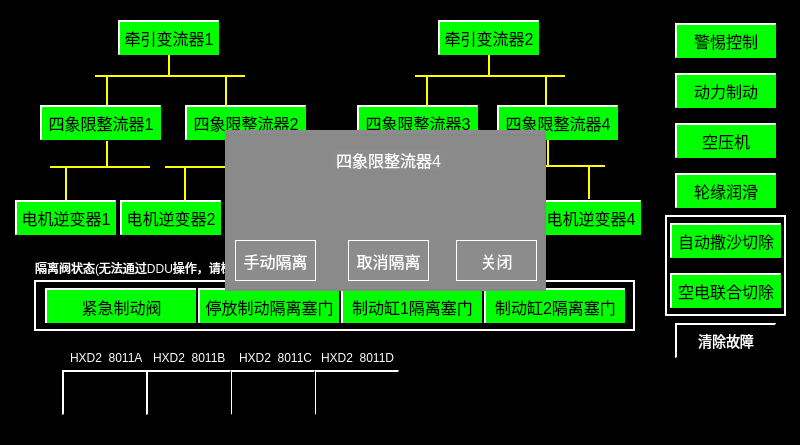
Before: the Qt Designer form settng_bypass.ui in mayue-crrc/Loco8, drawn with Qt 5.
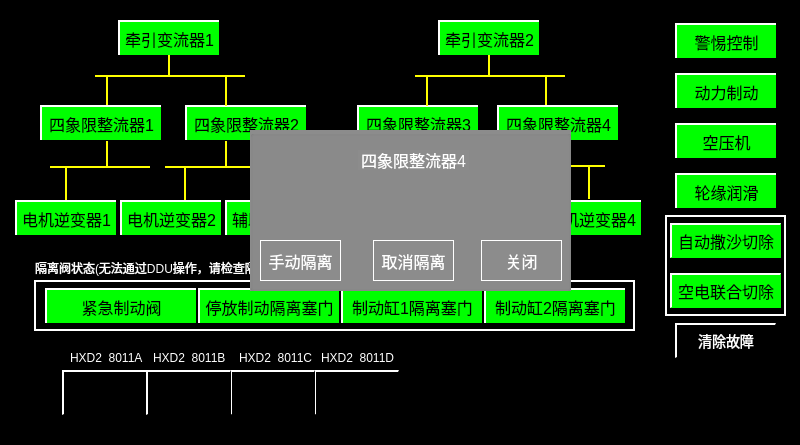
After: the same form once the commit is applied. Icons and pictures are not drawn.

Commit message: update data_tcn Settng_BypassV1.2

Diff of the .ui file:
```diff
--- a/settng_bypass.ui
+++ b/settng_bypass.ui
@@ -82,8 +82,14 @@
    <property name="focusPolicy">
     <enum>Qt::NoFocus</enum>
    </property>
+   <property name="whatsThis">
+    <string>12</string>
+   </property>
+   <property name="styleSheet">
+    <string notr="true">background-color: transparent;</string>
+   </property>
    <property name="text">
-    <string>警惕控制</string>
+    <string/>
    </property>
   </widget>
   <widget class="QPushButton" name="BTN_4QR2">
@@ -101,8 +107,11 @@
    <property name="whatsThis">
     <string>2</string>
    </property>
+   <property name="styleSheet">
+    <string notr="true">background-color: transparent;</string>
+   </property>
    <property name="text">
-    <string>四象限整流器2</string>
+    <string/>
    </property>
   </widget>
   <widget class="QLabel" name="Line7">
@@ -177,8 +186,11 @@
    <property name="whatsThis">
     <string>6</string>
    </property>
+   <property name="styleSheet">
+    <string notr="true">background-color: transparent;</string>
+   </property>
    <property name="text">
-    <string>牵引变流器2</string>
+    <string/>
    </property>
   </widget>
   <widget class="QPushButton" name="BTN_AutoSandCutout">
@@ -309,8 +321,11 @@
    <property name="whatsThis">
     <string>3</string>
    </property>
+   <property name="styleSheet">
+    <string notr="true">background-color: transparent;</string>
+   </property>
    <property name="text">
-    <string>电机逆变器1</string>
+    <string/>
    </property>
   </widget>
   <widget class="QPushButton" name="BTN_Train4">
@@ -378,7 +393,7 @@
   <widget class="QGroupBox" name="setBox">
    <property name="geometry">
     <rect>
-     <x>225</x>
+     <x>250</x>
      <y>130</y>
      <width>321</width>
      <height>161</height>
@@ -537,8 +552,11 @@
    <property name="whatsThis">
     <string>7</string>
    </property>
+   <property name="styleSheet">
+    <string notr="true">background-color: transparent;</string>
+   </property>
    <property name="text">
-    <string>四象限整流器3</string>
+    <string/>
    </property>
   </widget>
   <widget class="QLabel" name="LBL_Train1Num">
@@ -630,8 +648,11 @@
    <property name="whatsThis">
     <string>5</string>
    </property>
+   <property name="styleSheet">
+    <string notr="true">background-color: transparent;</string>
+   </property>
    <property name="text">
-    <string>辅助逆变器1</string>
+    <string/>
    </property>
   </widget>
   <widget class="QPushButton" name="BTN_4QR4">
@@ -649,8 +670,11 @@
    <property name="whatsThis">
     <string>8</string>
    </property>
+   <property name="styleSheet">
+    <string notr="true">background-color: transparent;</string>
+   </property>
    <property name="text">
-    <string>四象限整流器4</string>
+    <string/>
    </property>
   </widget>
   <widget class="QLabel" name="LBL_PBState">
@@ -691,8 +715,11 @@
    <property name="whatsThis">
     <string>1</string>
    </property>
+   <property name="styleSheet">
+    <string notr="true">background-color: transparent;</string>
+   </property>
    <property name="text">
-    <string>四象限整流器1</string>
+    <string/>
    </property>
   </widget>
   <widget class="QPushButton" name="BTN_EBreak">
@@ -707,8 +734,14 @@
    <property name="focusPolicy">
     <enum>Qt::NoFocus</enum>
    </property>
+   <property name="whatsThis">
+    <string>13</string>
+   </property>
+   <property name="styleSheet">
+    <string notr="true">background-color: transparent;</string>
+   </property>
    <property name="text">
-    <string>动力制动</string>
+    <string/>
    </property>
   </widget>
   <widget class="QLabel" name="Line10">
@@ -774,8 +807,11 @@
    <property name="whatsThis">
     <string>10</string>
    </property>
+   <property name="styleSheet">
+    <string notr="true">background-color: transparent;</string>
+   </property>
    <property name="text">
-    <string>电机逆变器4</string>
+    <string/>
    </property>
   </widget>
   <widget class="QPushButton" name="BTN_Compressor">
@@ -790,8 +826,14 @@
    <property name="focusPolicy">
     <enum>Qt::NoFocus</enum>
    </property>
+   <property name="whatsThis">
+    <string>14</string>
+   </property>
+   <property name="styleSheet">
+    <string notr="true">background-color: transparent;</string>
+   </property>
    <property name="text">
-    <string>空压机</string>
+    <string/>
    </property>
   </widget>
   <widget class="QPushButton" name="BTN_MotorInv3">
@@ -825,8 +867,14 @@
    <property name="focusPolicy">
     <enum>Qt::NoFocus</enum>
    </property>
+   <property name="whatsThis">
+    <string>15</string>
+   </property>
+   <property name="styleSheet">
+    <string notr="true">background-color: transparent;</string>
+   </property>
    <property name="text">
-    <string>轮缘润滑</string>
+    <string/>
    </property>
   </widget>
   <widget class="QLabel" name="Line5">
@@ -1106,8 +1154,11 @@
    <property name="whatsThis">
     <string>0</string>
    </property>
+   <property name="styleSheet">
+    <string notr="true">background-color: transparent;</string>
+   </property>
    <property name="text">
-    <string>牵引变流器1</string>
+    <string/>
    </property>
   </widget>
   <widget class="QPushButton" name="BTN_Train2">
@@ -1148,8 +1199,11 @@
    <property name="whatsThis">
     <string>4</string>
    </property>
+   <property name="styleSheet">
+    <string notr="true">background-color: transparent;</string>
+   </property>
    <property name="text">
-    <string>电机逆变器2</string>
+    <string/>
    </property>
   </widget>
   <widget class="QPushButton" name="BTN_Train4_2">
@@ -1175,6 +1229,388 @@
     <string/>
    </property>
   </widget>
+  <widget class="QLabel" name="LBL_4QR1">
+   <property name="geometry">
+    <rect>
+     <x>40</x>
+     <y>105</y>
+     <width>121</width>
+     <height>35</height>
+    </rect>
+   </property>
+   <property name="styleSheet">
+    <string notr="true">	font:16px;
+    color: rgb(0,0,0);
+	background-color: rgb(0, 255, 0);
+	border-top: 2px solid white;	
+	border-left: 2px solid white;</string>
+   </property>
+   <property name="text">
+    <string>四象限整流器1</string>
+   </property>
+   <property name="alignment">
+    <set>Qt::AlignCenter</set>
+   </property>
+  </widget>
+  <widget class="QLabel" name="LBL_4QR2">
+   <property name="geometry">
+    <rect>
+     <x>185</x>
+     <y>105</y>
+     <width>121</width>
+     <height>35</height>
+    </rect>
+   </property>
+   <property name="styleSheet">
+    <string notr="true">	font:16px;
+    color: rgb(0,0,0);
+	background-color: rgb(0, 255, 0);
+	border-top: 2px solid white;	
+	border-left: 2px solid white;</string>
+   </property>
+   <property name="text">
+    <string>四象限整流器2</string>
+   </property>
+   <property name="alignment">
+    <set>Qt::AlignCenter</set>
+   </property>
+  </widget>
+  <widget class="QLabel" name="LBL_MotorInv1">
+   <property name="geometry">
+    <rect>
+     <x>15</x>
+     <y>200</y>
+     <width>101</width>
+     <height>35</height>
+    </rect>
+   </property>
+   <property name="styleSheet">
+    <string notr="true">	font:16px;
+    color: rgb(0,0,0);
+	background-color: rgb(0, 255, 0);
+	border-top: 2px solid white;	
+	border-left: 2px solid white;</string>
+   </property>
+   <property name="text">
+    <string>电机逆变器1</string>
+   </property>
+   <property name="alignment">
+    <set>Qt::AlignCenter</set>
+   </property>
+  </widget>
+  <widget class="QLabel" name="LBL_MotorInv2">
+   <property name="geometry">
+    <rect>
+     <x>120</x>
+     <y>200</y>
+     <width>101</width>
+     <height>35</height>
+    </rect>
+   </property>
+   <property name="styleSheet">
+    <string notr="true">	font:16px;
+    color: rgb(0,0,0);
+	background-color: rgb(0, 255, 0);
+	border-top: 2px solid white;	
+	border-left: 2px solid white;</string>
+   </property>
+   <property name="text">
+    <string>电机逆变器2</string>
+   </property>
+   <property name="alignment">
+    <set>Qt::AlignCenter</set>
+   </property>
+  </widget>
+  <widget class="QLabel" name="LBL_AUX1">
+   <property name="geometry">
+    <rect>
+     <x>225</x>
+     <y>200</y>
+     <width>101</width>
+     <height>35</height>
+    </rect>
+   </property>
+   <property name="styleSheet">
+    <string notr="true">	font:16px;
+    color: rgb(0,0,0);
+	background-color: rgb(0, 255, 0);
+	border-top: 2px solid white;	
+	border-left: 2px solid white;</string>
+   </property>
+   <property name="text">
+    <string>辅助逆变器1</string>
+   </property>
+   <property name="alignment">
+    <set>Qt::AlignCenter</set>
+   </property>
+  </widget>
+  <widget class="QLabel" name="LBL_TCU1">
+   <property name="geometry">
+    <rect>
+     <x>118</x>
+     <y>20</y>
+     <width>101</width>
+     <height>35</height>
+    </rect>
+   </property>
+   <property name="styleSheet">
+    <string notr="true">	font:16px;
+    color: rgb(0,0,0);
+	background-color: rgb(0, 255, 0);
+	border-top: 2px solid white;	
+	border-left: 2px solid white;</string>
+   </property>
+   <property name="text">
+    <string>牵引变流器1</string>
+   </property>
+   <property name="alignment">
+    <set>Qt::AlignCenter</set>
+   </property>
+  </widget>
+  <widget class="QLabel" name="LBL_TCU2">
+   <property name="geometry">
+    <rect>
+     <x>438</x>
+     <y>20</y>
+     <width>101</width>
+     <height>35</height>
+    </rect>
+   </property>
+   <property name="styleSheet">
+    <string notr="true">	font:16px;
+    color: rgb(0,0,0);
+	background-color: rgb(0, 255, 0);
+	border-top: 2px solid white;	
+	border-left: 2px solid white;</string>
+   </property>
+   <property name="text">
+    <string>牵引变流器2</string>
+   </property>
+   <property name="alignment">
+    <set>Qt::AlignCenter</set>
+   </property>
+  </widget>
+  <widget class="QLabel" name="LBL_4QR4">
+   <property name="geometry">
+    <rect>
+     <x>497</x>
+     <y>105</y>
+     <width>121</width>
+     <height>35</height>
+    </rect>
+   </property>
+   <property name="styleSheet">
+    <string notr="true">	font:16px;
+    color: rgb(0,0,0);
+	background-color: rgb(0, 255, 0);
+	border-top: 2px solid white;	
+	border-left: 2px solid white;</string>
+   </property>
+   <property name="text">
+    <string>四象限整流器4</string>
+   </property>
+   <property name="alignment">
+    <set>Qt::AlignCenter</set>
+   </property>
+  </widget>
+  <widget class="QLabel" name="LBL_4QR3">
+   <property name="geometry">
+    <rect>
+     <x>357</x>
+     <y>105</y>
+     <width>121</width>
+     <height>35</height>
+    </rect>
+   </property>
+   <property name="styleSheet">
+    <string notr="true">	font:16px;
+    color: rgb(0,0,0);
+	background-color: rgb(0, 255, 0);
+	border-top: 2px solid white;	
+	border-left: 2px solid white;</string>
+   </property>
+   <property name="text">
+    <string>四象限整流器3</string>
+   </property>
+   <property name="alignment">
+    <set>Qt::AlignCenter</set>
+   </property>
+  </widget>
+  <widget class="QLabel" name="LBL_MotorInv3">
+   <property name="geometry">
+    <rect>
+     <x>330</x>
+     <y>200</y>
+     <width>101</width>
+     <height>35</height>
+    </rect>
+   </property>
+   <property name="styleSheet">
+    <string notr="true">	font:16px;
+    color: rgb(0,0,0);
+	background-color: rgb(0, 255, 0);
+	border-top: 2px solid white;	
+	border-left: 2px solid white;</string>
+   </property>
+   <property name="text">
+    <string>电机逆变器3</string>
+   </property>
+   <property name="alignment">
+    <set>Qt::AlignCenter</set>
+   </property>
+  </widget>
+  <widget class="QLabel" name="LBL_MotorInv4">
+   <property name="geometry">
+    <rect>
+     <x>540</x>
+     <y>200</y>
+     <width>101</width>
+     <height>35</height>
+    </rect>
+   </property>
+   <property name="styleSheet">
+    <string notr="true">	font:16px;
+    color: rgb(0,0,0);
+	background-color: rgb(0, 255, 0);
+	border-top: 2px solid white;	
+	border-left: 2px solid white;</string>
+   </property>
+   <property name="text">
+    <string>电机逆变器4</string>
+   </property>
+   <property name="alignment">
+    <set>Qt::AlignCenter</set>
+   </property>
+  </widget>
+  <widget class="QLabel" name="LBL_AUX2">
+   <property name="geometry">
+    <rect>
+     <x>435</x>
+     <y>200</y>
+     <width>101</width>
+     <height>35</height>
+    </rect>
+   </property>
+   <property name="styleSheet">
+    <string notr="true">	font:16px;
+    color: rgb(0,0,0);
+	background-color: rgb(0, 255, 0);
+	border-top: 2px solid white;	
+	border-left: 2px solid white;</string>
+   </property>
+   <property name="text">
+    <string>辅助逆变器2</string>
+   </property>
+   <property name="alignment">
+    <set>Qt::AlignCenter</set>
+   </property>
+  </widget>
+  <widget class="QLabel" name="LBL_AlertControl">
+   <property name="geometry">
+    <rect>
+     <x>675</x>
+     <y>23</y>
+     <width>101</width>
+     <height>35</height>
+    </rect>
+   </property>
+   <property name="styleSheet">
+    <string notr="true">	font:16px;
+    color: rgb(0,0,0);
+	background-color: rgb(0, 255, 0);
+	border-top: 2px solid white;	
+	border-left: 2px solid white;</string>
+   </property>
+   <property name="text">
+    <string>警惕控制</string>
+   </property>
+   <property name="alignment">
+    <set>Qt::AlignCenter</set>
+   </property>
+  </widget>
+  <widget class="QLabel" name="LBL_EBreak">
+   <property name="geometry">
+    <rect>
+     <x>675</x>
+     <y>73</y>
+     <width>101</width>
+     <height>35</height>
+    </rect>
+   </property>
+   <property name="styleSheet">
+    <string notr="true">	font:16px;
+    color: rgb(0,0,0);
+	background-color: rgb(0, 255, 0);
+	border-top: 2px solid white;	
+	border-left: 2px solid white;</string>
+   </property>
+   <property name="text">
+    <string>动力制动</string>
+   </property>
+   <property name="alignment">
+    <set>Qt::AlignCenter</set>
+   </property>
+  </widget>
+  <widget class="QLabel" name="LBL_Compressor">
+   <property name="geometry">
+    <rect>
+     <x>675</x>
+     <y>123</y>
+     <width>101</width>
+     <height>35</height>
+    </rect>
+   </property>
+   <property name="styleSheet">
+    <string notr="true">	font:16px;
+    color: rgb(0,0,0);
+	background-color: rgb(0, 255, 0);
+	border-top: 2px solid white;	
+	border-left: 2px solid white;</string>
+   </property>
+   <property name="text">
+    <string>空压机</string>
+   </property>
+   <property name="alignment">
+    <set>Qt::AlignCenter</set>
+   </property>
+  </widget>
+  <widget class="QLabel" name="LBL_Lubrication">
+   <property name="geometry">
+    <rect>
+     <x>675</x>
+     <y>173</y>
+     <width>101</width>
+     <height>35</height>
+    </rect>
+   </property>
+   <property name="styleSheet">
+    <string notr="true">	font:16px;
+    color: rgb(0,0,0);
+	background-color: rgb(0, 255, 0);
+	border-top: 2px solid white;	
+	border-left: 2px solid white;</string>
+   </property>
+   <property name="text">
+    <string>轮缘润滑</string>
+   </property>
+   <property name="alignment">
+    <set>Qt::AlignCenter</set>
+   </property>
+  </widget>
+  <zorder>LBL_Compressor</zorder>
+  <zorder>LBL_EBreak</zorder>
+  <zorder>LBL_Lubrication</zorder>
+  <zorder>LBL_AlertControl</zorder>
+  <zorder>LBL_MotorInv3</zorder>
+  <zorder>LBL_MotorInv4</zorder>
+  <zorder>LBL_AUX2</zorder>
+  <zorder>LBL_4QR3</zorder>
+  <zorder>LBL_4QR4</zorder>
+  <zorder>LBL_TCU2</zorder>
+  <zorder>LBL_TCU1</zorder>
+  <zorder>LBL_AUX1</zorder>
+  <zorder>LBL_4QR2</zorder>
+  <zorder>LBL_4QR1</zorder>
   <zorder>BTN_Train4_2</zorder>
   <zorder>Border</zorder>
   <zorder>Line15</zorder>
```
Left out of the diff: 16 changed lines with no effect on the pictures. The commit also changes 5 other files.
